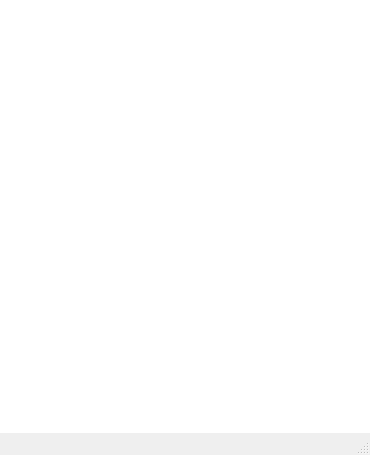
L7L7L/SE03UI, file mainwindow.ui: the form before one commit.
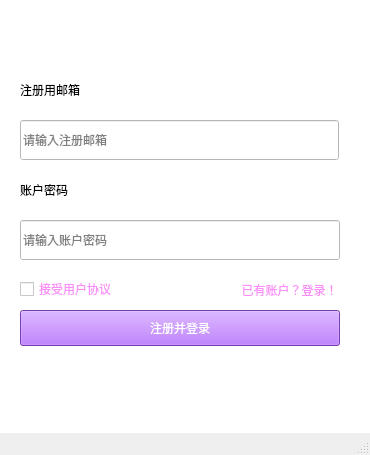
The form after the commit. The open tabs and pages were chosen to show the change. Icons and pictures are not drawn.

Commit message: 注册界面壳

```diff
--- a/mainwindow.ui
+++ b/mainwindow.ui
@@ -161,7 +161,171 @@
       </property>
      </widget>
     </widget>
-    <widget class="QWidget" name="stackedWidgetPage2" native="true"/>
+    <widget class="QWidget" name="stackedWidgetPage2">
+     <widget class="QStackedWidget" name="stackedWidget_2">
+      <property name="geometry">
+       <rect>
+        <x>0</x>
+        <y>0</y>
+        <width>370</width>
+        <height>455</height>
+       </rect>
+      </property>
+      <property name="styleSheet">
+       <string notr="true">background-color:white</string>
+      </property>
+      <property name="currentIndex">
+       <number>0</number>
+      </property>
+      <widget class="QWidget" name="stackedWidgetPage1_2">
+       <widget class="QLabel" name="label_4">
+        <property name="geometry">
+         <rect>
+          <x>20</x>
+          <y>180</y>
+          <width>91</width>
+          <height>20</height>
+         </rect>
+        </property>
+        <property name="text">
+         <string>账户密码</string>
+        </property>
+       </widget>
+       <widget class="QPushButton" name="pushButton_3">
+        <property name="geometry">
+         <rect>
+          <x>20</x>
+          <y>310</y>
+          <width>320</width>
+          <height>36</height>
+         </rect>
+        </property>
+        <property name="styleSheet">
+         <string notr="true">background-color : rgb(168, 85, 247);
+color : white;
+
+</string>
+        </property>
+        <property name="text">
+         <string>注册并登录</string>
+        </property>
+       </widget>
+       <widget class="QLineEdit" name="lineEdit_3">
+        <property name="geometry">
+         <rect>
+          <x>20</x>
+          <y>220</y>
+          <width>320</width>
+          <height>40</height>
+         </rect>
+        </property>
+        <property name="styleSheet">
+         <string notr="true">background-color:rgb(255, 255, 255)</string>
+        </property>
+        <property name="text">
+         <string/>
+        </property>
+        <property name="echoMode">
+         <enum>QLineEdit::Password</enum>
+        </property>
+        <property name="placeholderText">
+         <string>请输入账户密码</string>
+        </property>
+       </widget>
+       <widget class="QCheckBox" name="checkBox_2">
+        <property name="geometry">
+         <rect>
+          <x>20</x>
+          <y>280</y>
+          <width>101</width>
+          <height>18</height>
+         </rect>
+        </property>
+        <property name="styleSheet">
+         <string notr="true">color : rgb(250, 143, 247)</string>
+        </property>
+        <property name="text">
+         <string>接受用户协议</string>
+        </property>
+       </widget>
+       <widget class="QLabel" name="label_5">
+        <property name="geometry">
+         <rect>
+          <x>20</x>
+          <y>80</y>
+          <width>81</width>
+          <height>20</height>
+         </rect>
+        </property>
+        <property name="text">
+         <string>注册用邮箱</string>
+        </property>
+       </widget>
+       <widget class="QLabel" name="label_6">
+        <property name="geometry">
+         <rect>
+          <x>145</x>
+          <y>20</y>
+          <width>82</width>
+          <height>75</height>
+         </rect>
+        </property>
+        <property name="pixmap">
+         <pixmap resource="image.qrc">:/new/prefix1/image/logo.png</pixmap>
+        </property>
+        <property name="scaledContents">
+         <bool>true</bool>
+        </property>
+        <property name="wordWrap">
+         <bool>false</bool>
+        </property>
+       </widget>
+       <widget class="QLineEdit" name="lineEdit_4">
+        <property name="geometry">
+         <rect>
+          <x>20</x>
+          <y>120</y>
+          <width>319</width>
+          <height>40</height>
+         </rect>
+        </property>
+        <property name="minimumSize">
+         <size>
+          <width>250</width>
+          <height>40</height>
+         </size>
+        </property>
+        <property name="styleSheet">
+         <string notr="true">background-color:rgb(255, 255, 255)</string>
+        </property>
+        <property name="text">
+         <string/>
+        </property>
+        <property name="placeholderText">
+         <string>请输入注册邮箱</string>
+        </property>
+       </widget>
+       <widget class="QPushButton" name="pushButton_4">
+        <property name="geometry">
+         <rect>
+          <x>239</x>
+          <y>280</y>
+          <width>101</width>
+          <height>20</height>
+         </rect>
+        </property>
+        <property name="styleSheet">
+         <string notr="true">border : none;
+color : rgb(250, 143, 247)</string>
+        </property>
+        <property name="text">
+         <string>已有账户？登录！</string>
+        </property>
+       </widget>
+      </widget>
+      <widget class="QWidget" name="stackedWidgetPage2_2"/>
+     </widget>
+    </widget>
    </widget>
   </widget>
   <widget class="QMenuBar" name="menubar">
```
Left out of the diff: 21 changed lines with no effect on the pictures. The commit also changes 13 other files.
